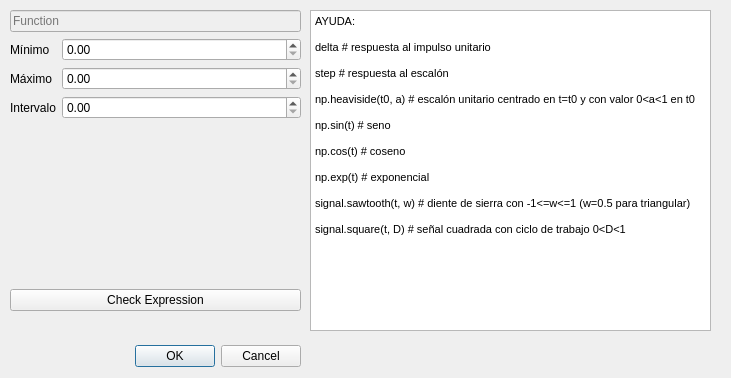
This is designer/response_window.ui in juan-sb/filtertool-tc22 as Qt 5 draws it before an edit. The edited form follows.
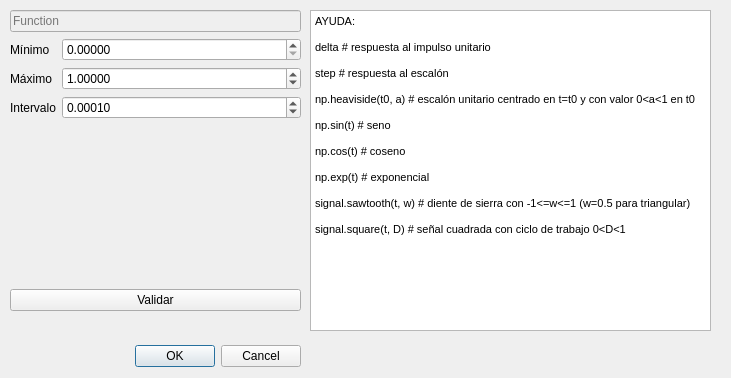
This is the edited form. Custom widgets are drawn as their Qt base class.

Commit message: interfaz de etapas andando

Diff of the .ui file:
```diff
--- a/designer/response_window.ui
+++ b/designer/response_window.ui
@@ -64,7 +64,7 @@
        <bool>true</bool>
       </property>
       <property name="text">
-       <string>Check Expression</string>
+       <string>Validar</string>
       </property>
      </widget>
     </item>
@@ -88,7 +88,20 @@
        </widget>
       </item>
       <item row="0" column="1">
-       <widget class="QDoubleSpinBox" name="minbox"/>
+       <widget class="QDoubleSpinBox" name="minbox">
+        <property name="decimals">
+         <number>5</number>
+        </property>
+        <property name="minimum">
+         <double>0.000000000000000</double>
+        </property>
+        <property name="maximum">
+         <double>999999999.999989986419678</double>
+        </property>
+        <property name="value">
+         <double>0.000000000000000</double>
+        </property>
+       </widget>
       </item>
       <item row="1" column="0">
        <widget class="QLabel" name="label_2">
@@ -98,7 +111,17 @@
        </widget>
       </item>
       <item row="1" column="1">
-       <widget class="QDoubleSpinBox" name="maxbox"/>
+       <widget class="QDoubleSpinBox" name="maxbox">
+        <property name="decimals">
+         <number>5</number>
+        </property>
+        <property name="maximum">
+         <double>999999999.999989986419678</double>
+        </property>
+        <property name="value">
+         <double>1.000000000000000</double>
+        </property>
+       </widget>
       </item>
       <item row="2" column="0">
        <widget class="QLabel" name="label_3">
@@ -108,7 +131,14 @@
        </widget>
       </item>
       <item row="2" column="1">
-       <widget class="QDoubleSpinBox" name="stepbox"/>
+       <widget class="QDoubleSpinBox" name="stepbox">
+        <property name="decimals">
+         <number>5</number>
+        </property>
+        <property name="value">
+         <double>0.000100000000000</double>
+        </property>
+       </widget>
       </item>
      </layout>
     </item>
```
The commit also changes 7 other files.
